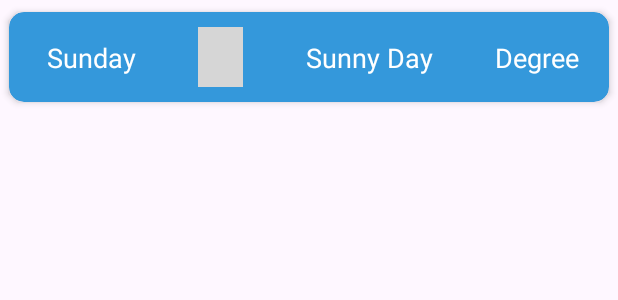
After one commit to ahmedhaasan/WeatherForeCast, an Android app: the layout item_daily.xml on its own in the app's theme, with its tools: preview values and no code run, on a phone screen of 412 x 824 dp. The commit adds this screen. Shown: the top 300 px of the screen. Run offline under Robolectric (Android 15) with nearby library versions, the phone set to English and light mode, and no system bars; network calls fail; grey boxes are pictures that could not be loaded.

Commit message:
implementing hourly and Daily RecyclerViews with their Adapters and DeffUtils

```diff
--- a/app/src/main/java/com/example/weatherforecast/model/pojos/DailyWeather.kt
+++ b/app/src/main/java/com/example/weatherforecast/model/pojos/DailyWeather.kt
@@ -3,5 +3,7 @@ data class DailyWeather(
     val day: Long,        // timestamp in seconds
     val icon: String,
     var minTemp: Double,
-    var maxTemp: Double
+    var maxTemp: Double,
+    val weatherStatus: String // Add this field for weather condition description
+
 )
--- a/app/src/main/java/com/example/weatherforecast/model/pojos/HourlyWeatherEntity.kt
+++ b/app/src/main/java/com/example/weatherforecast/model/pojos/HourlyWeather.kt
@@ -1,7 +1,7 @@
 package com.example.weatherforecast.model.pojos
 
-data class HourlyWeatherEntity(
-        val hour: Long,
+data class HourlyWeather(
+        val day: Long,
         val icon: String,
         val temperature:Double,
     )
--- /dev/null
+++ b/app/src/main/res/layout/item_daily.xml
@@ -0,0 +1,68 @@
+<?xml version="1.0" encoding="utf-8"?>
+<com.google.android.material.card.MaterialCardView xmlns:android="http://schemas.android.com/apk/res/android"
+    xmlns:app="http://schemas.android.com/apk/res-auto"
+    xmlns:tools="http://schemas.android.com/tools"
+    android:layout_width="match_parent"
+    android:layout_height="wrap_content"
+    android:backgroundTint="@color/sky"
+    app:cardCornerRadius="10dp"
+    app:cardElevation="3dp"
+    app:cardUseCompatPadding="true"
+    app:strokeWidth="0dp">
+
+    <androidx.constraintlayout.widget.ConstraintLayout
+        android:layout_width="match_parent"
+        android:layout_height="wrap_content"
+        android:layout_margin="10dp">
+
+        <TextView
+            android:id="@+id/tv_day"
+            android:layout_width="wrap_content"
+            android:layout_height="wrap_content"
+            android:layout_marginStart="15dp"
+            android:textColor="@color/white"
+            android:textSize="18sp"
+            app:layout_constraintBottom_toBottomOf="@id/iv_icon"
+            app:layout_constraintEnd_toStartOf="@id/iv_icon"
+            app:layout_constraintHorizontal_chainStyle="spread_inside"
+            app:layout_constraintStart_toStartOf="parent"
+            app:layout_constraintTop_toTopOf="@id/iv_icon"
+            tools:text="Sunday" />
+
+        <ImageView
+            android:id="@+id/iv_icon"
+            android:layout_width="30dp"
+            android:layout_height="40dp"
+            android:src="@drawable/sun"
+            app:layout_constraintEnd_toStartOf="@+id/tv_status"
+            app:layout_constraintHorizontal_chainStyle="packed"
+            app:layout_constraintStart_toEndOf="@id/tv_day"
+            app:layout_constraintTop_toTopOf="parent" />
+
+        <TextView
+            android:id="@+id/tv_status"
+            android:layout_width="wrap_content"
+            android:layout_height="wrap_content"
+            android:text="@string/sunny_day"
+            android:textColor="@color/white"
+            android:textSize="18sp"
+            app:layout_constraintBottom_toBottomOf="@id/iv_icon"
+            app:layout_constraintEnd_toStartOf="@id/tv_degree"
+            app:layout_constraintStart_toEndOf="@+id/iv_icon"
+            app:layout_constraintTop_toTopOf="@id/iv_icon" />
+
+        <TextView
+            android:id="@+id/tv_degree"
+            android:layout_width="wrap_content"
+            android:layout_height="wrap_content"
+            android:layout_marginEnd="10dp"
+            android:text="@string/day_degree"
+            android:textColor="@color/white"
+            android:textSize="18sp"
+            app:layout_constraintBottom_toBottomOf="@id/iv_icon"
+            app:layout_constraintEnd_toEndOf="parent"
+            app:layout_constraintStart_toEndOf="@id/tv_status"
+            app:layout_constraintTop_toTopOf="@id/iv_icon" />
+    </androidx.constraintlayout.widget.ConstraintLayout>
+
+</com.google.android.material.card.MaterialCardView>
--- a/app/src/main/res/navigation/wh_navigation.xml
+++ b/app/src/main/res/navigation/wh_navigation.xml
@@ -7,7 +7,7 @@
 
     <fragment
         android:id="@+id/homeFragment"
-        android:name="com.example.weatherforecast.view.HomeFragment"
+        android:name="com.example.weatherforecast.view.homefragment.HomeFragment"
         android:label="fragment_home"
         tools:layout="@layout/fragment_home" />
     <fragment
--- a/app/src/main/res/values/colors.xml
+++ b/app/src/main/res/values/colors.xml
@@ -3,4 +3,5 @@
     <color name="black">#FF000000</color>
     <color name="white">#FFFFFFFF</color>
     <color name="gray">#aeb6bf</color>
+    <color name="sky">#3498db</color>
 </resources>
--- a/app/src/main/res/values/strings.xml
+++ b/app/src/main/res/values/strings.xml
@@ -8,4 +8,6 @@
     <string name="home">Home</string>
     <string name="settings">settings</string>
     <string name="giza">Giza</string>
+    <string name="sunny_day">Sunny Day</string>
+    <string name="day_degree">Degree</string>
 </resources>
```
Also changed, not shown: app/src/main/java/com/example/weatherforecast/Formats.kt (+133 -7 lines), app/src/main/java/com/example/weatherforecast/model/view_model/WeatherViewModel.kt (+46 -14 lines), app/src/main/java/com/example/weatherforecast/view/homefragment/HomeFragment.kt (renamed from app/src/main/java/com/example/weatherforecast/view/HomeFragment.kt, +40 -5 lines), app/src/main/java/com/example/weatherforecast/view/homefragment/daily/DailyAdapter.kt (added, +62 -0 lines), app/src/main/java/com/example/weatherforecast/view/homefragment/daily/DailyDeffUtil.kt (added, +14 -0 lines), app/src/main/java/com/example/weatherforecast/view/homefragment/hourly/HourlyAdapter.kt (added, +56 -0 lines), app/src/main/java/com/example/weatherforecast/view/homefragment/hourly/HourlyDeffUtil.kt (added, +15 -0 lines), app/src/main/res/layout/fragment_home.xml (+27 -2 lines), app/src/main/res/layout/item_hours.xml (added, +64 -0 lines).
